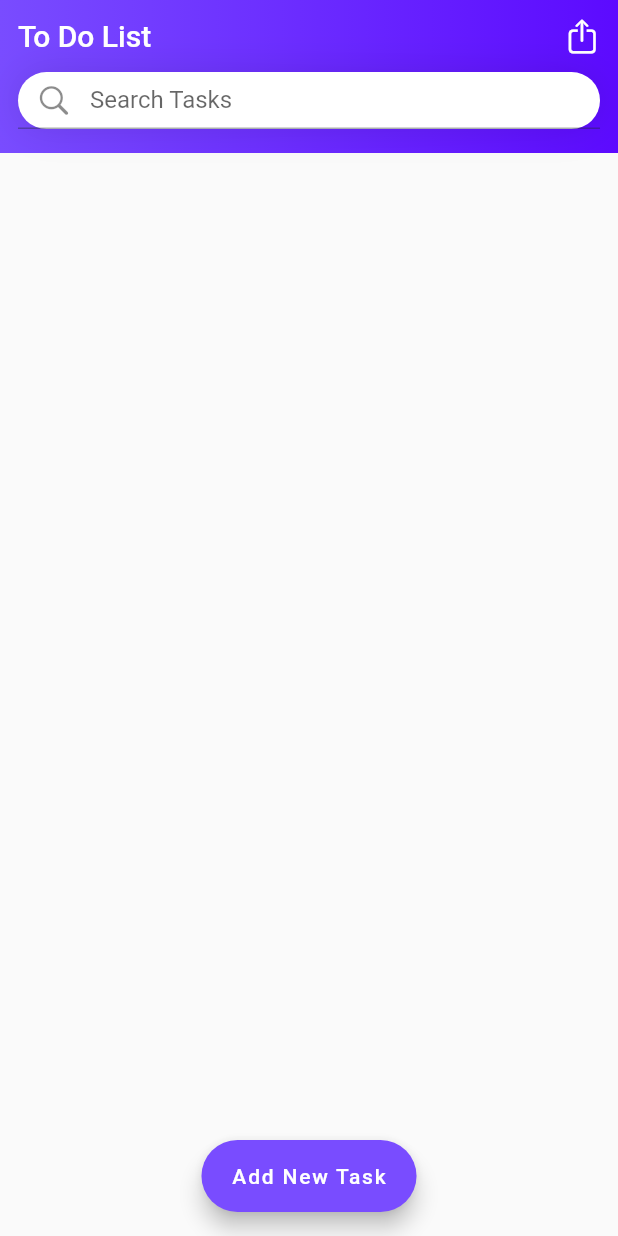
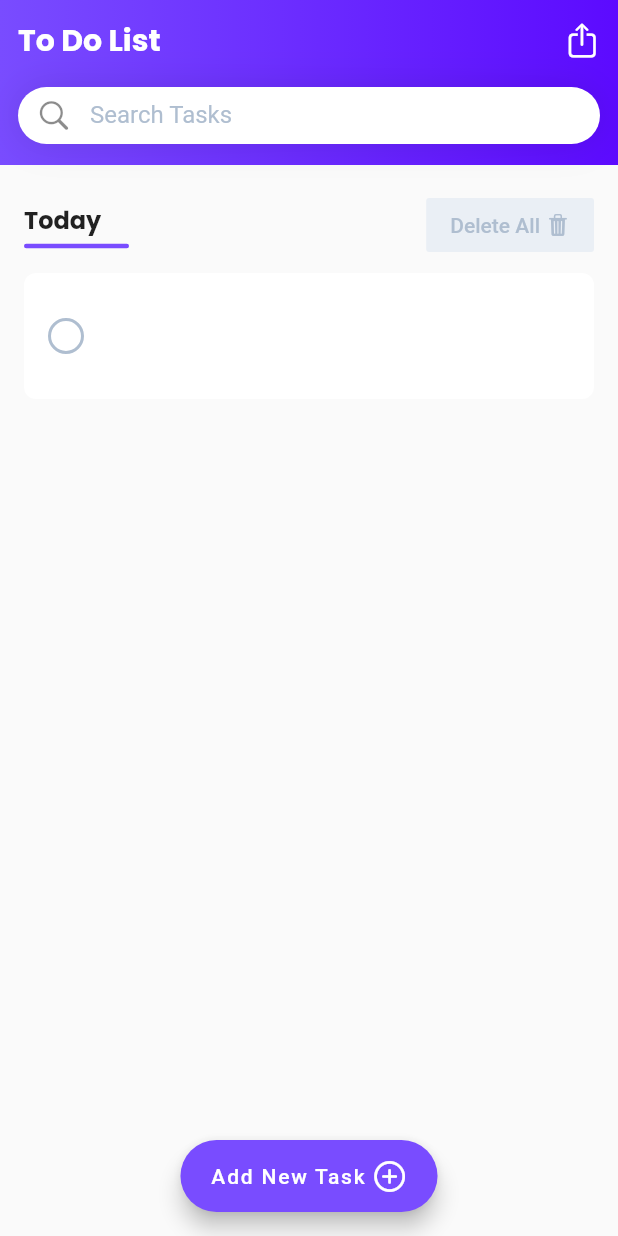
Before and after one commit to Saedf/flutter_app_task_list, a Flutter app: the EditTaskScreen screen opened directly, after a tap on "Save", on a phone screen of 412 x 824 dp. Run offline on Flutter 3.47's test engine with Material 2 defaults, Android fonts, the phone set to English and light mode, and no system bars; our stand-ins replace google_fonts, hive, hive_flutter; accounts and stored records are empty.

```diff
--- a/lib/data.dart
+++ b/lib/data.dart
@@ -2,7 +2,7 @@ import 'package:hive/hive.dart';
 part 'data.g.dart';
 
 @HiveType(typeId: 0)
-class Task extends HiveObject {
+class TaskEntity extends HiveObject {
   @HiveField(0)
   String name = '';
   @HiveField(1)
--- a/lib/main.dart
+++ b/lib/main.dart
@@ -2,6 +2,7 @@ import 'package:flutter/cupertino.dart';
 import 'package:flutter/material.dart';
 import 'package:flutter/services.dart';
 import 'package:flutter_app_task_list/data.dart';
+import 'package:google_fonts/google_fonts.dart';
 import 'package:hive/hive.dart';
 import 'package:hive_flutter/hive_flutter.dart';
 
@@ -10,7 +11,7 @@ void main() async {
   await Hive.initFlutter();
   Hive.registerAdapter(TaskAdapter());
   Hive.registerAdapter(PriorityAdapter());
-  await Hive.openBox<Task>(taskBoxName);
+  await Hive.openBox<TaskEntity>(taskBoxName);
   SystemChrome.setSystemUIOverlayStyle(
     SystemUiOverlayStyle(statusBarColor: primaryVariantColor),
   );
@@ -19,6 +20,7 @@ void main() async {
 
 const Color primaryColor = Color(0xff794cff);
 const Color primaryVariantColor = Color(0xff5c0aff);
+final secondaryTextColor = Color(0xffAFBED0);
 
 class MyApp extends StatelessWidget {
   const MyApp({Key? key}) : super(key: key);
@@ -27,7 +29,7 @@ class MyApp extends StatelessWidget {
   @override
   Widget build(BuildContext context) {
     final primaryTextColor = Color(0xff1D2830);
-    final secondaryColor = Color(0xffAFBED0);
+
     return MaterialApp(
       title: 'Flutter Demo',
       theme: ThemeData(
@@ -40,6 +42,19 @@ class MyApp extends StatelessWidget {
         // or simply save your changes to "hot reload" in a Flutter IDE).
         // Notice that the counter didn't reset back to zero; the application
         // is not restarted.
+        textTheme: GoogleFonts.poppinsTextTheme(
+          TextTheme(
+            headline6: TextStyle(fontWeight: FontWeight.bold),
+          ),
+        ),
+
+        inputDecorationTheme: InputDecorationTheme(
+          labelStyle: TextStyle(
+            color: secondaryTextColor,
+          ),
+          border: InputBorder.none,
+        ),
+
         colorScheme: ColorScheme.light(
           primary: primaryColor,
           primaryVariant: primaryVariantColor,
@@ -61,8 +76,8 @@ class HomeScree extends StatelessWidget {
 
   @override
   Widget build(BuildContext context) {
-    final box = Hive.box<Task>(taskBoxName);
-    final ThemeData = Theme.of(context);
+    final box = Hive.box<TaskEntity>(taskBoxName);
+    final themeData = Theme.of(context);
     return Scaffold(
       floatingActionButtonLocation: FloatingActionButtonLocation.centerFloat,
       floatingActionButton: FloatingActionButton.extended(
@@ -71,17 +86,25 @@ class HomeScree extends StatelessWidget {
               builder: (context) => EditTaskScreen(),
             ));
           },
-          label: Text('Add New Task')),
+          label: Row(
+            children: const [
+              Text('Add New Task'),
+              SizedBox(
+                width: 4,
+              ),
+              Icon(CupertinoIcons.add_circled)
+            ],
+          )),
       body: SafeArea(
         child: Column(
           children: [
             Container(
-              height: 102,
+              height: 110,
               decoration: BoxDecoration(
                 gradient: LinearGradient(
                   colors: [
-                    ThemeData.colorScheme.primary,
-                    ThemeData.colorScheme.primaryVariant
+                    themeData.colorScheme.primary,
+                    themeData.colorScheme.primaryVariant
                   ],
                 ),
               ),
@@ -94,24 +117,24 @@ class HomeScree extends StatelessWidget {
                       children: [
                         Text(
                           'To Do List',
-                          style: ThemeData.textTheme.headline6!
-                              .apply(color: ThemeData.colorScheme.onPrimary),
+                          style: themeData.textTheme.headline6!
+                              .apply(color: themeData.colorScheme.onPrimary),
                         ),
                         Icon(
                           CupertinoIcons.share,
-                          color: ThemeData.colorScheme.onPrimary,
+                          color: themeData.colorScheme.onPrimary,
                         ),
                       ],
                     ),
-                    SizedBox(
-                      height: 12,
+                    const SizedBox(
+                      height: 16,
                     ),
                     Container(
                       height: 38,
                       width: double.infinity,
                       decoration: BoxDecoration(
                         borderRadius: BorderRadius.circular(19),
-                        color: ThemeData.colorScheme.onPrimary,
+                        color: themeData.colorScheme.onPrimary,
                         boxShadow: [
                           BoxShadow(
                             color: Colors.black.withOpacity(0.1),
@@ -131,22 +154,59 @@ class HomeScree extends StatelessWidget {
               ),
             ),
             Expanded(
-              child: ValueListenableBuilder<Box<Task>>(
+              child: ValueListenableBuilder<Box<TaskEntity>>(
                 valueListenable: box.listenable(),
                 builder: (context, box, child) {
                   return ListView.builder(
-                      itemCount: box.values.length,
+                      padding: EdgeInsets.fromLTRB(16, 16, 16, 100),
+                      itemCount: box.values.length + 1,
                       itemBuilder: (context, index) {
-                        final Task task = box.values.toList()[index];
-                        return Padding(
-                          padding: const EdgeInsets.all(8.0),
-                          child: Container(
-                            child: Text(
-                              task.name,
-                              style: TextStyle(fontSize: 15),
-                            ),
-                          ),
-                        );
+                        if (index == 0) {
+                          return Row(
+                            mainAxisAlignment: MainAxisAlignment.spaceBetween,
+                            children: [
+                              Column(
+                                crossAxisAlignment: CrossAxisAlignment.start,
+                                children: [
+                                  Text('Today',
+                                      style: themeData.textTheme.headline6!
+                                          .apply(fontSizeFactor: 0.8)),
+                                  Container(
+                                    margin: const EdgeInsets.only(top: 4),
+                                    width: 70,
+                                    height: 3,
+                                    decoration: BoxDecoration(
+                                      color: primaryColor,
+                                      borderRadius: BorderRadius.circular(1.5),
+                                    ),
+                                  )
+                                ],
+                              ),
+                              MaterialButton(
+                                color: const Color(0xffEAEFF5),
+                                textColor: secondaryTextColor,
+                                elevation: 0,
+                                onPressed: () {},
+                                child: Row(
+                                  children: const [
+                                    Text('Delete All'),
+                                    SizedBox(
+                                      width: 4,
+                                    ),
+                                    Icon(
+                                      CupertinoIcons.delete_solid,
+                                      size: 16,
+                                    )
+                                  ],
+                                ),
+                              ),
+                            ],
+                          );
+                        } else {
+                          final TaskEntity task =
+                              box.values.toList()[index - 1];
+                          return taskItem(task: task);
+                        }
                       });
                 },
               ),
@@ -154,6 +214,93 @@ class HomeScree extends StatelessWidget {
           ],
         ),
       ),
+    );
+  }
+}
+
+class taskItem extends StatefulWidget {
+  const taskItem({
+    Key? key,
+    required this.task,
+  }) : super(key: key);
+
+  final TaskEntity task;
+
+  @override
+  State<taskItem> createState() => _taskItemState();
+}
+
+class _taskItemState extends State<taskItem> {
+  @override
+  Widget build(BuildContext context) {
+    final ThemeData themeData = Theme.of(context);
+    return InkWell(
+      onTap: () {
+        setState(() {
+          widget.task.isCompleted = !widget.task.isCompleted;
+        });
+      },
+      child: Container(
+        margin: const EdgeInsets.only(top: 8),
+        padding: const EdgeInsets.only(left: 16, right: 16),
+        height: 84,
+        decoration: BoxDecoration(
+          borderRadius: BorderRadius.circular(8),
+          color: themeData.colorScheme.surface,
+          // boxShadow: [
+          //   BoxShadow(
+          //     blurRadius: 20,
+          //     color: Colors.black.withOpacity(0.2),
+          //   )
+          // ]
+        ),
+        child: Row(
+          children: [
+            MyCheckBox(value: widget.task.isCompleted),
+            SizedBox(
+              width: 16,
+            ),
+            Expanded(
+              child: Text(
+                widget.task.name,
+                maxLines: 1,
+                overflow: TextOverflow.fade,
+                style: TextStyle(
+                    fontSize: 24,
+                    decoration: widget.task.isCompleted
+                        ? TextDecoration.lineThrough
+                        : null),
+              ),
+            ),
+          ],
+        ),
+      ),
+    );
+  }
+}
+
+class MyCheckBox extends StatelessWidget {
+  final bool value;
+  const MyCheckBox({Key? key, required this.value}) : super(key: key);
+
+  @override
+  Widget build(BuildContext context) {
+    final ThemeData themeData = Theme.of(context);
+    return Container(
+      width: 24,
+      height: 24,
+      decoration: BoxDecoration(
+          borderRadius: BorderRadius.circular(12),
+          border:
+              !value ? Border.all(color: secondaryTextColor, width: 2) : null,
+          color: value ? primaryColor : null),
+      child: value
+          ? Icon(
+              CupertinoIcons.check_mark,
+              color: themeData.colorScheme.onPrimary,
+              size: 14,
+            )
+          : null,
     );
   }
 }
@@ -171,13 +318,13 @@ class EditTaskScreen extends StatelessWidget {
       floatingActionButtonLocation: FloatingActionButtonLocation.centerFloat,
       floatingActionButton: FloatingActionButton.extended(
           onPressed: () {
-            final task = Task();
+            final task = TaskEntity();
             task.name = _controller.text;
             task.priority = Priority.normal;
             if (task.isInBox) {
               task.save();
             } else {
-              final Box<Task> box = Hive.box(taskBoxName);
+              final Box<TaskEntity> box = Hive.box(taskBoxName);
               box.add(task);
             }
             Navigator.of(context).pop();
--- a/pubspec.yaml
+++ b/pubspec.yaml
@@ -36,6 +36,7 @@ dependencies:
   cupertino_icons: ^1.0.2
   hive: ^2.0.5
   hive_flutter: ^1.1.0
+  google_fonts: ^2.2.0
 
 
 dev_dependencies:
```
Also changed, not shown: lib/data.g.dart, pubspec.lock.
